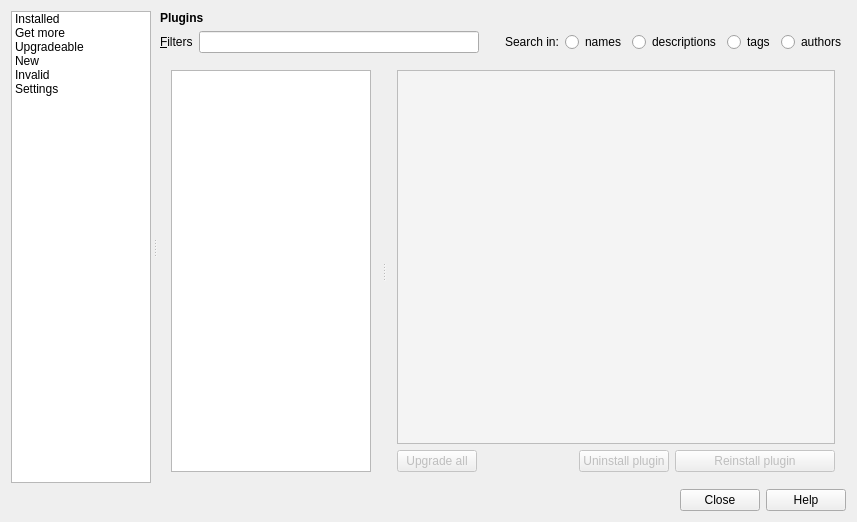
qgis/QGIS, file src/ui/qgspluginmanagerbase.ui: the form before one commit.
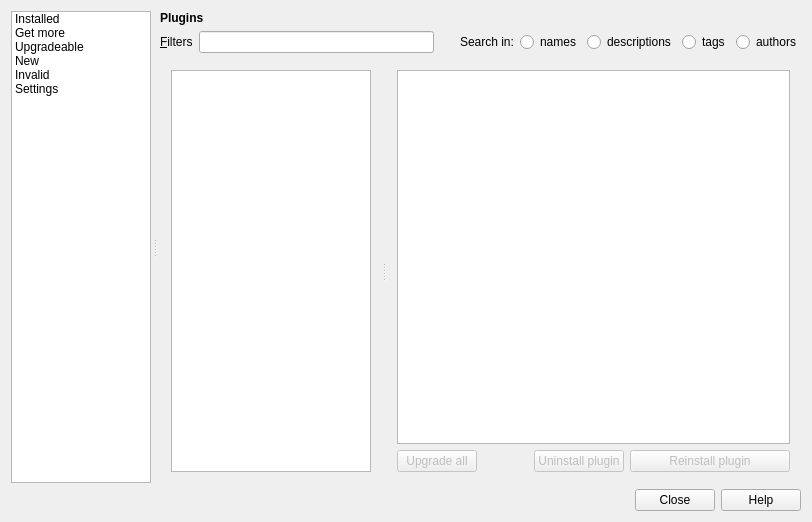
The form after the commit. Icons and pictures are not drawn. Custom widgets are drawn as their Qt base class.

Commit message: [Plugin Manager] Minor gui tweaks

What changed in the file:
```diff
--- a/src/ui/qgspluginmanagerbase.ui
+++ b/src/ui/qgspluginmanagerbase.ui
@@ -6,7 +6,7 @@
    <rect>
     <x>0</x>
     <y>0</y>
-    <width>857</width>
+    <width>812</width>
     <height>507</height>
    </rect>
   </property>
@@ -442,8 +442,7 @@
                   <bool>false</bool>
                  </property>
                  <property name="styleSheet">
-                  <string notr="true">background-color: rgb(244, 244, 244);
-padding: 0px</string>
+                  <string notr="true">padding: 0px</string>
                  </property>
                  <property name="textInteractionFlags">
                   <set>Qt::LinksAccessibleByKeyboard|Qt::LinksAccessibleByMouse|Qt::TextBrowserInteraction|Qt::TextSelectableByKeyboard|Qt::TextSelectableByMouse</set>
```
Left out of the diff: 20 changed lines with no effect on the pictures. The commit also changes 4 other files.
